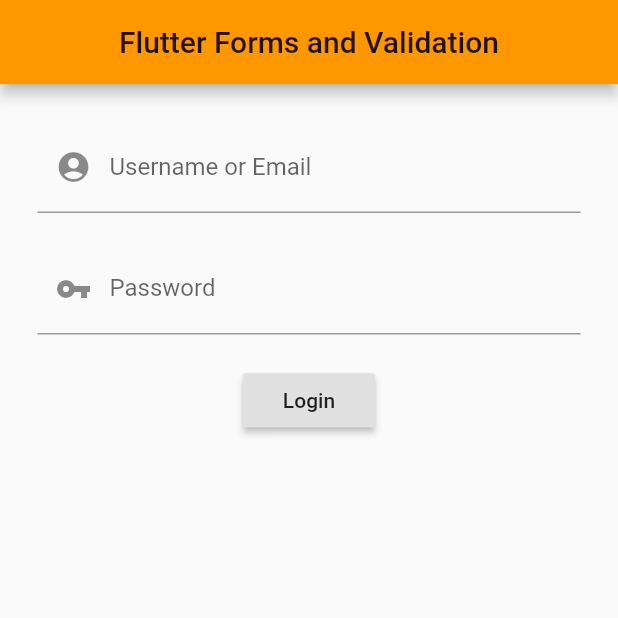
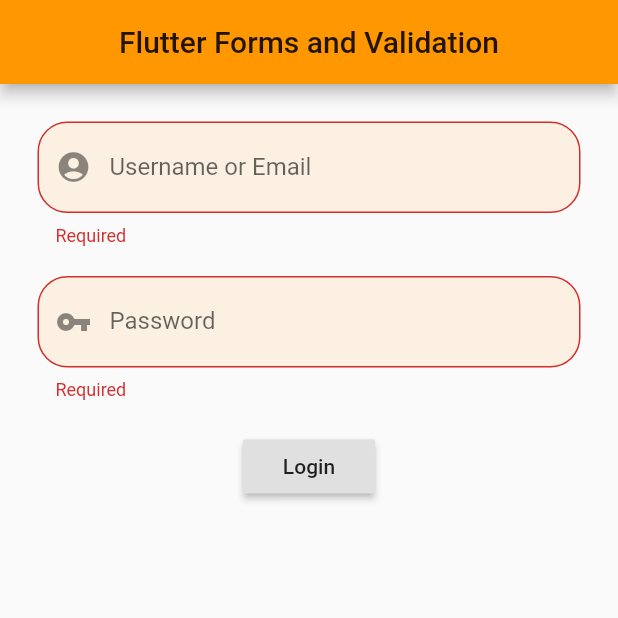
Before and after one commit to ahmeriqbal7aa/flutter_forms_validation, a Flutter app: the screen it shows after launch, on a phone screen of 412 x 824 dp, the top half of it. Run offline on Flutter 3.47's test engine with Material 2 defaults, Android fonts, the phone set to English and light mode, and no system bars.

```diff
--- a/lib/main.dart
+++ b/lib/main.dart
@@ -8,7 +8,7 @@ class MyApp extends StatelessWidget {
   Widget build(BuildContext context) {
     return MaterialApp(
       debugShowCheckedModeBanner: false,
-      theme: ThemeData(primarySwatch: Colors.orange),
+      theme: ThemeData(primaryColor: Colors.orange),
       home: HomePage(),
     );
   }
@@ -20,8 +20,10 @@ class HomePage extends StatefulWidget {
 }
 
 class _HomePageState extends State<HomePage> {
+  // TODO Create Global Key
   // create GlobalKey for "Form" of "FormState" type
   GlobalKey<FormState> formKey = GlobalKey<FormState>();
+  // TODO Create Functions
   void validate() {
     if (formKey.currentState.validate()) {
       print('OK');
@@ -30,9 +32,28 @@ class _HomePageState extends State<HomePage> {
     }
   }
 
+  String emailValidate(val) {
+    if (val.isEmpty) {
+      return 'Required';
+    } else {
+      return null;
+    }
+  }
+
+  String pwdValidate(val) {
+    if (val.isEmpty) {
+      return 'Required';
+    } else if (val.length < 6) {
+      return 'Minimum 6 Required';
+    } else {
+      return null;
+    }
+  }
+
   @override
   Widget build(BuildContext context) {
     return Scaffold(
+      resizeToAvoidBottomPadding: false,
       appBar: AppBar(
         centerTitle: true,
         title: Text('Flutter Forms and Validation'),
@@ -41,20 +62,19 @@ class _HomePageState extends State<HomePage> {
         padding: EdgeInsets.all(25.0),
         child: Center(
           child: Form(
+            autovalidate: true,
             key: formKey,
             child: Column(
               children: [
                 TextFormField(
-                  validator: (val) {
-                    if (val.isEmpty) {
-                      return 'Required';
-                    } else {
-                      return null;
-                    }
-                  },
+                  validator: emailValidate,
                   cursorColor: Colors.black,
-                  style: TextStyle(fontSize: 18.0, color: Colors.white),
+                  style: TextStyle(fontSize: 18.0, color: Colors.black),
                   decoration: InputDecoration(
+                    fillColor: Colors.orange.withOpacity(0.1),
+                    filled: true,
+                    border: OutlineInputBorder(
+                        borderRadius: BorderRadius.all(Radius.circular(20.0))),
                     prefixIcon: Icon(Icons.account_circle),
                     labelText: 'Username or Email',
                     labelStyle: TextStyle(
@@ -64,16 +84,14 @@ class _HomePageState extends State<HomePage> {
                 ),
                 SizedBox(height: 20.0),
                 TextFormField(
-                  validator: (val) {
-                    if (val.isEmpty) {
-                      return 'Required';
-                    } else {
-                      return null;
-                    }
-                  },
+                  validator: pwdValidate,
                   cursorColor: Colors.black,
-                  style: TextStyle(fontSize: 18.0, color: Colors.white),
+                  style: TextStyle(fontSize: 18.0, color: Colors.black),
                   decoration: InputDecoration(
+                    fillColor: Colors.orange.withOpacity(0.1),
+                    filled: true,
+                    border: OutlineInputBorder(
+                        borderRadius: BorderRadius.all(Radius.circular(20.0))),
                     prefixIcon: Icon(Icons.vpn_key),
                     labelText: 'Password',
                     labelStyle: TextStyle(
```
